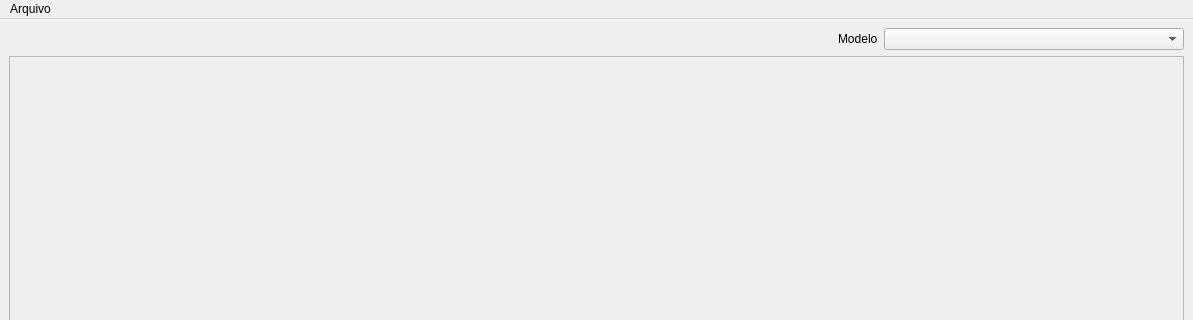
Qt form fastdoc/gui_app/main_window/main_window.ui (renatormc/dev_laudo_sinfweb) before a commit; both pictures show x 0 to 1193 and y 0 to 320 of the 1193 by 821 pixel window.
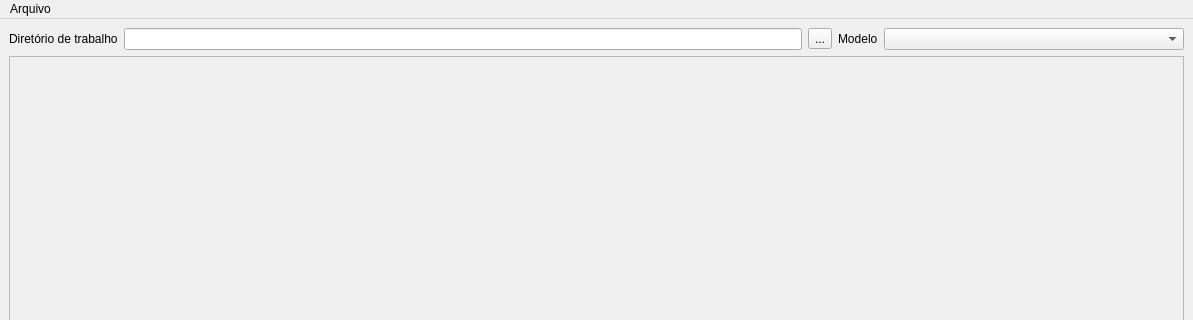
The same form after that commit.

```diff
--- a/fastdoc/gui_app/main_window/main_window.ui
+++ b/fastdoc/gui_app/main_window/main_window.ui
@@ -18,17 +18,25 @@
     <item>
      <layout class="QHBoxLayout" name="horizontalLayout_2">
       <item>
-       <spacer name="horizontalSpacer_3">
-        <property name="orientation">
-         <enum>Qt::Horizontal</enum>
+       <widget class="QLabel" name="label_2">
+        <property name="text">
+         <string>Diretório de trabalho</string>
         </property>
-        <property name="sizeHint" stdset="0">
-         <size>
-          <width>40</width>
-          <height>20</height>
-         </size>
+       </widget>
+      </item>
+      <item>
+       <widget class="QLineEdit" name="led_workdir">
+        <property name="readOnly">
+         <bool>true</bool>
         </property>
-       </spacer>
+       </widget>
+      </item>
+      <item>
+       <widget class="QToolButton" name="btn_choose_workdir">
+        <property name="text">
+         <string>...</string>
+        </property>
+       </widget>
       </item>
       <item>
        <widget class="QLabel" name="label">
```
Left out of the diff: 4 changed lines with no effect on the pictures.
